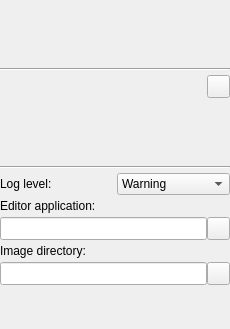
Old version of the form branches/rankin-sandbox/PlusApp/fCal/Toolboxes/ConfigurationToolbox.ui in the repository PlusToolkit/PlusLib.
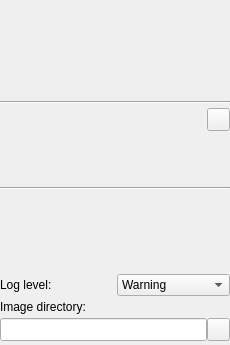
New version of the form. Icons and pictures are not drawn.

Diff of the .ui file:
```diff
--- a/branches/rankin-sandbox/PlusApp/fCal/Toolboxes/ConfigurationToolbox.ui
+++ b/branches/rankin-sandbox/PlusApp/fCal/Toolboxes/ConfigurationToolbox.ui
@@ -2,6 +2,14 @@
 <ui version="4.0">
  <class>ConfigurationToolbox</class>
  <widget class="QWidget" name="ConfigurationToolbox">
+  <property name="geometry">
+   <rect>
+    <x>0</x>
+    <y>0</y>
+    <width>230</width>
+    <height>345</height>
+   </rect>
+  </property>
   <property name="minimumSize">
    <size>
     <width>230</width>
@@ -35,6 +43,12 @@
    </property>
    <item>
     <widget class="QWidget" name="deviceSetSelectionWidget" native="true">
+     <property name="sizePolicy">
+      <sizepolicy hsizetype="Preferred" vsizetype="Expanding">
+       <horstretch>0</horstretch>
+       <verstretch>0</verstretch>
+      </sizepolicy>
+     </property>
      <property name="minimumSize">
       <size>
        <width>0</width>
@@ -131,22 +145,6 @@
      </property>
     </widget>
    </item>
-   <item>
-    <spacer name="verticalSpacer_2">
-     <property name="orientation">
-      <enum>Qt::Vertical</enum>
-     </property>
-     <property name="sizeType">
-      <enum>QSizePolicy::Fixed</enum>
-     </property>
-     <property name="sizeHint" stdset="0">
-      <size>
-       <width>20</width>
-       <height>12</height>
-      </size>
-     </property>
-    </spacer>
-   </item>
    <item>
     <widget class="Line" name="line_2">
      <property name="orientation">
@@ -154,6 +152,22 @@
      </property>
     </widget>
    </item>
+   <item>
+    <spacer name="verticalSpacer_2">
+     <property name="orientation">
+      <enum>Qt::Vertical</enum>
+     </property>
+     <property name="sizeType">
+      <enum>QSizePolicy::Expanding</enum>
+     </property>
+     <property name="sizeHint" stdset="0">
+      <size>
+       <width>20</width>
+       <height>12</height>
+      </size>
+     </property>
+    </spacer>
+   </item>
    <item>
     <layout class="QHBoxLayout" name="horizontalLayout_2">
      <item>
@@ -212,80 +226,6 @@
      </item>
     </layout>
    </item>
-   <item>
-    <widget class="QLabel" name="label_EditorApplicationExecutable">
-     <property name="toolTip">
-      <string>Path of the editor application executable that is used to open configuration files</string>
-     </property>
-     <property name="text">
-      <string>Editor application:</string>
-     </property>
-    </widget>
-   </item>
-   <item>
-    <layout class="QHBoxLayout" name="horizontalLayout_3">
-     <property name="spacing">
-      <number>0</number>
-     </property>
-     <item>
-      <widget class="QLineEdit" name="lineEdit_EditorApplicationExecutable">
-       <property name="sizePolicy">
-        <sizepolicy hsizetype="Expanding" vsizetype="Preferred">
-         <horstretch>0</horstretch>
-         <verstretch>0</verstretch>
-        </sizepolicy>
-       </property>
-       <property name="toolTip">
-        <string>Path of the editor application executable that is used to open configuration files</string>
-       </property>
-       <property name="readOnly">
-        <bool>true</bool>
-       </property>
-      </widget>
-     </item>
-     <item>
-      <widget class="QPushButton" name="pushButton_SelectEditorApplicationExecutable">
-       <property name="sizePolicy">
-        <sizepolicy hsizetype="Fixed" vsizetype="Fixed">
-         <horstretch>0</horstretch>
-         <verstretch>0</verstretch>
-        </sizepolicy>
-       </property>
-       <property name="minimumSize">
-        <size>
-         <width>23</width>
-         <height>23</height>
-        </size>
-       </property>
-       <property name="maximumSize">
-        <size>
-         <width>23</width>
-         <height>23</height>
-        </size>
-       </property>
-       <property name="focusPolicy">
-        <enum>Qt::NoFocus</enum>
-       </property>
-       <property name="toolTip">
-        <string>Select other device set configuration directory</string>
-       </property>
-       <property name="text">
-        <string/>
-       </property>
-       <property name="icon">
-        <iconset resource="../../CommonWidgets/CommonWidgets.qrc">
-         <normaloff>:/icons/Resources/icon_OpenFile.png</normaloff>:/icons/Resources/icon_OpenFile.png</iconset>
-       </property>
-       <property name="iconSize">
-        <size>
-         <width>16</width>
-         <height>16</height>
-        </size>
-       </property>
-      </widget>
-     </item>
-    </layout>
-   </item>
    <item>
     <widget class="QLabel" name="label_ImageDirectory">
      <property name="toolTip">
@@ -360,19 +300,6 @@
      </item>
     </layout>
    </item>
-   <item>
-    <spacer name="verticalSpacer">
-     <property name="orientation">
-      <enum>Qt::Vertical</enum>
-     </property>
-     <property name="sizeHint" stdset="0">
-      <size>
-       <width>20</width>
-       <height>40</height>
-      </size>
-     </property>
-    </spacer>
-   </item>
   </layout>
  </widget>
  <resources>
```
